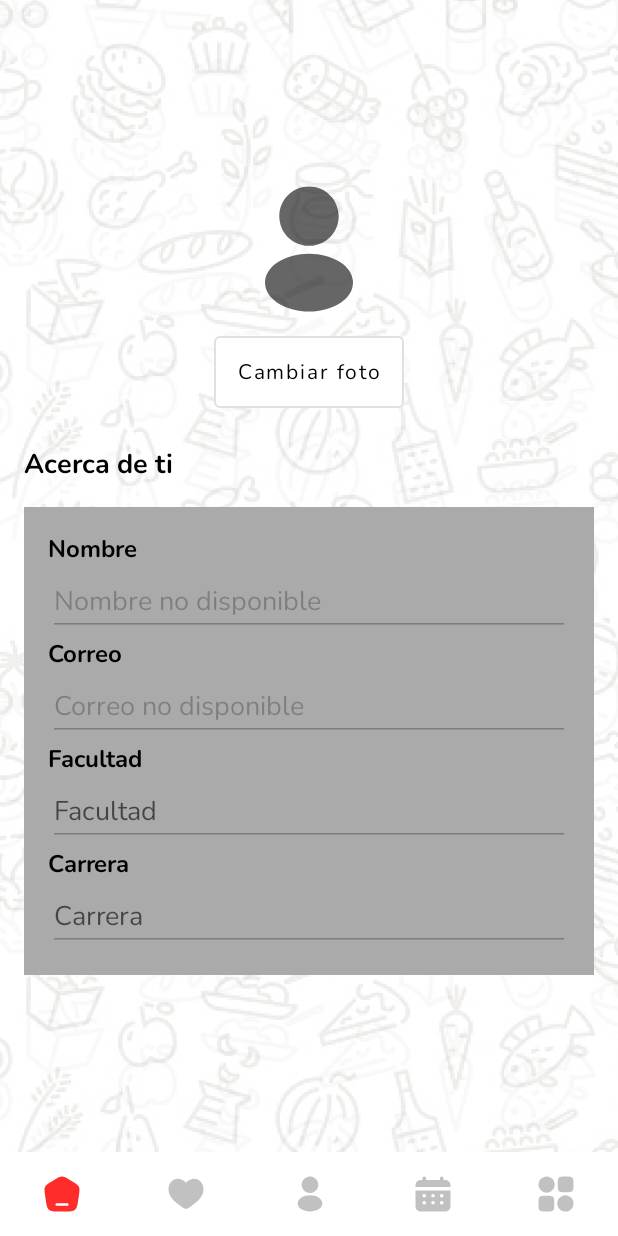
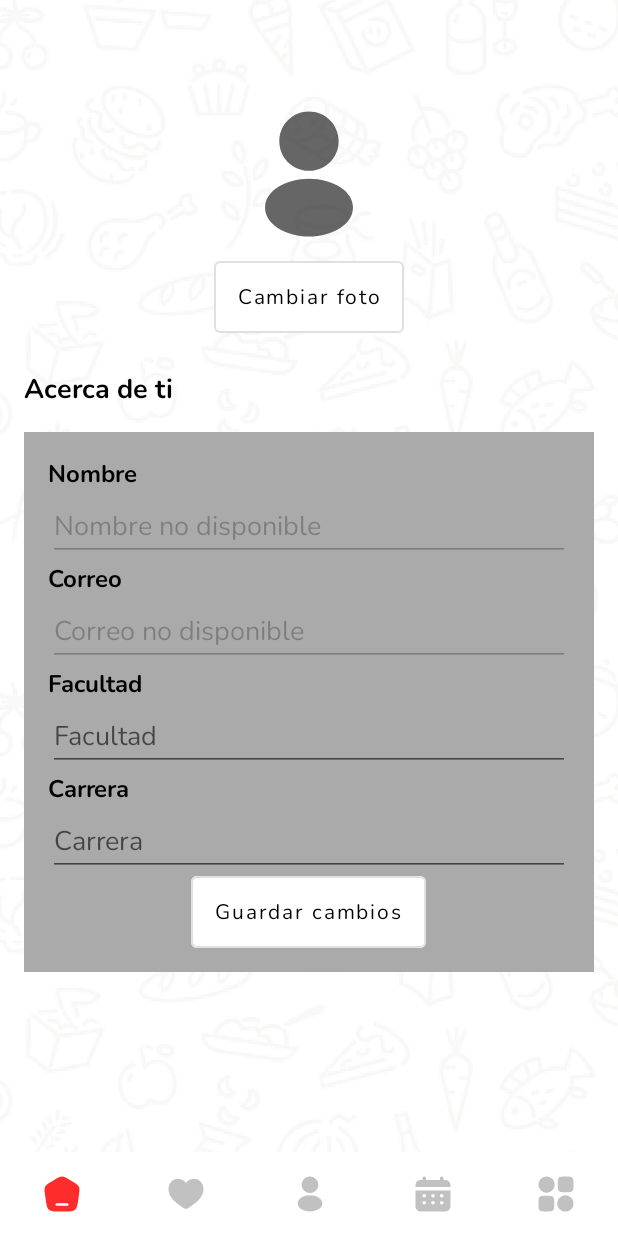
Before and after one commit to ETSA-Labs/_Comedor-Politecnico, an Android app: the ProfileFragment screen opened through its navigation route, after a tap on "Cambiar foto", on a phone screen of 412 x 824 dp. Run offline under Robolectric (Android 15) with nearby library versions, the phone set to English and light mode, and no system bars; our stand-ins replace Firebase (no records; nobody signed in at launch, a user with empty details on screens opened directly), navigation-ui; libraries missing offline, so code that uses them is left out: com.microsoft.identity; pictures from the network do not load; 3 statements that could not run were skipped.

Commit message:
Everything about user profile!!

```diff
--- a/app/build.gradle.kts
+++ b/app/build.gradle.kts
@@ -126,4 +126,8 @@ dependencies {
 
     implementation ("com.google.firebase:firebase-appcheck-playintegrity:16.1.0")
 
+
+    implementation ("com.google.firebase:firebase-storage:20.0.1")
+    implementation ("com.github.bumptech.glide:glide:4.12.0")
+    annotationProcessor ("com.github.bumptech.glide:compiler:4.12.0")
 }
--- a/app/src/main/java/com/espoch/comedor/services/AuthService.kt
+++ b/app/src/main/java/com/espoch/comedor/services/AuthService.kt
@@ -75,12 +75,7 @@ class AuthService {
                                 if (!accessToken.isNullOrEmpty()) {
                                     getFullName(accessToken)
                                 }
-                                // Guardar datos en SharedPreferences
-                                /*val sharedPreferences = context?.getSharedPreferences("USER_PREF", Context.MODE_PRIVATE)
-                                val editor = sharedPreferences?.edit()
-                                editor?.putString("USER_NAME", com.espoch.comedor.models.AppUser.current.fullName)
-                                editor?.putString("USER_EMAIL", com.espoch.comedor.models.AppUser.current.email)
-                                editor?.apply()*/
+
                             }
                             listeners.forEach { it.onCreate() }
                         }
@@ -137,6 +132,13 @@ class AuthService {
                                     listeners.forEach { it.onError("account is null") }
                                 }
                             }
+                            // Después de recuperar los datos del usuario y guardarlos en Firebase
+                            val sharedPreferences = context?.getSharedPreferences("USER_PREF", Context.MODE_PRIVATE)
+                            val editor = sharedPreferences?.edit()
+                            editor?.putString("USER_NAME", com.espoch.comedor.models.AppUser.current.fullName)
+                            editor?.putString("USER_EMAIL", com.espoch.comedor.models.AppUser.current.email)
+                            editor?.putString("USER_ID", com.espoch.comedor.models.AppUser.current.uid)
+                            editor?.apply()
                         }
                     }
 
--- a/app/src/main/java/com/espoch/comedor/views/ProfileFragment.kt
+++ b/app/src/main/java/com/espoch/comedor/views/ProfileFragment.kt
@@ -1,17 +1,31 @@
 package com.espoch.comedor.views
 
+import android.app.Activity
 import android.content.Context
+import android.content.Intent
+import android.net.Uri
 import android.os.Bundle
+import android.provider.MediaStore
+import android.util.Log
 import android.view.LayoutInflater
 import android.view.View
 import android.view.ViewGroup
+import android.view.inputmethod.InputMethodManager
+import android.widget.Toast
 import androidx.fragment.app.Fragment
+import com.bumptech.glide.Glide
 import com.espoch.comedor.databinding.FragmentProfileBinding
+import com.google.firebase.firestore.FirebaseFirestore
+import com.google.firebase.storage.FirebaseStorage
+import java.util.UUID
 
 class ProfileFragment : Fragment() {
 
     private var _binding: FragmentProfileBinding? = null
     private val binding get() = _binding!!
+    private val PICK_IMAGE_REQUEST = 71
+    private var imageUri: Uri? = null
+    private val storageReference = FirebaseStorage.getInstance().reference
 
     override fun onCreateView(
         inflater: LayoutInflater, container: ViewGroup?,
@@ -22,21 +36,142 @@ class ProfileFragment : Fragment() {
 
         loadUserProfile()
 
+        // Configurar el botón de guardar cambios
+        binding.saveButton.setOnClickListener {
+            saveUserProfile()
+        }
+
         // Configurar el botón de cambiar foto
         binding.changePhoto.setOnClickListener {
-            // Aquí puedes implementar la funcionalidad para cambiar la foto
+            chooseImage()
         }
 
         return view
+    }
+
+    private fun chooseImage() {
+        val intent = Intent()
+        intent.type = "image/*"
+        intent.action = Intent.ACTION_GET_CONTENT
+        startActivityForResult(Intent.createChooser(intent, "Selecciona una imagen"), PICK_IMAGE_REQUEST)
+    }
+
+    override fun onActivityResult(requestCode: Int, resultCode: Int, data: Intent?) {
+        super.onActivityResult(requestCode, resultCode, data)
+        if (requestCode == PICK_IMAGE_REQUEST && resultCode == Activity.RESULT_OK && data != null && data.data != null) {
+            imageUri = data.data
+            binding.profileImage.setImageURI(imageUri)
+        }
     }
 
     private fun loadUserProfile() {
         val sharedPreferences = activity?.getSharedPreferences("USER_PREF", Context.MODE_PRIVATE)
         val userName = sharedPreferences?.getString("USER_NAME", "Nombre no disponible")
         val userEmail = sharedPreferences?.getString("USER_EMAIL", "Correo no disponible")
+        val userId = sharedPreferences?.getString("USER_ID", "ID no disponible")
 
-        binding.userName.setText(userName)
-        binding.userEmail.setText(userEmail)
+        if (userId != null) {
+            val db = FirebaseFirestore.getInstance()
+            val userRef = db.collection("users").document(userId)
+
+            userRef.get()
+                .addOnSuccessListener { document ->
+                    if (document != null) {
+                        val fullName = document.getString("fullName")
+                        val email = document.getString("email")
+                        val faculty = document.getString("faculty")
+                        val career = document.getString("career")
+                        val profileImageUrl = document.getString("profileImageUrl")
+
+                        binding.userName.setText(fullName ?: "Nombre no disponible")
+                        binding.userEmail.setText(email ?: "Correo no disponible")
+                        binding.userFaculty.setText(faculty ?: "")
+                        binding.userCareer.setText(career ?: "")
+
+                        if (!profileImageUrl.isNullOrEmpty()) {
+                            // Cargar la imagen usando Glide u otra librería
+                            Glide.with(this).load(profileImageUrl).into(binding.profileImage)
+                        }
+                    } else {
+                        Log.d("Firebase", "No such document")
+                    }
+                }
+                .addOnFailureListener { exception ->
+                    Log.d("Firebase", "get failed with ", exception)
+                }
+        } else {
+            Log.d("SharedPreferences", "User ID not found in SharedPreferences")
+        }
+    }
+
+    private fun saveUserProfile() {
+        val sharedPreferences = activity?.getSharedPreferences("USER_PREF", Context.MODE_PRIVATE)
+        val userId = sharedPreferences?.getString("USER_ID", "ID no disponible")
+
+        if (userId != null) {
+            val db = FirebaseFirestore.getInstance()
+            val userRef = db.collection("users").document(userId)
+
+            val userUpdates = hashMapOf(
+                "faculty" to binding.userFaculty.text.toString(),
+                "career" to binding.userCareer.text.toString()
+            )
+
+            userRef.update(userUpdates as Map<String, Any>)
+                .addOnSuccessListener {
+                    // Ocultar el teclado
+                    hideKeyboard()
+
+                    // Quitar el foco de los EditText
+                    binding.userFaculty.clearFocus()
+                    binding.userCareer.clearFocus()
+
+                    // Mostrar mensaje de éxito
+                    Toast.makeText(context, "Cambios guardados exitosamente", Toast.LENGTH_SHORT).show()
+
+                    // Subir imagen si una nueva ha sido seleccionada
+                    if (imageUri != null) {
+                        uploadImage(userId)
+                    }
+                }
+                .addOnFailureListener { exception ->
+                    Log.d("Firebase", "Error updating profile", exception)
+                }
+        }
+    }
+
+    private fun uploadImage(userId: String) {
+        if (imageUri != null) {
+            val ref = storageReference.child("images/${UUID.randomUUID()}")
+            ref.putFile(imageUri!!)
+                .addOnSuccessListener {
+                    ref.downloadUrl.addOnSuccessListener { uri ->
+                        val imageUrl = uri.toString()
+                        saveImageUrlToFirestore(userId, imageUrl)
+                    }
+                }
+                .addOnFailureListener { e ->
+                    Log.e("Firebase", "Failed to upload image", e)
+                }
+        }
+    }
+
+    private fun saveImageUrlToFirestore(userId: String, imageUrl: String) {
+        val db = FirebaseFirestore.getInstance()
+        val userRef = db.collection("users").document(userId)
+
+        userRef.update("profileImageUrl", imageUrl)
+            .addOnSuccessListener {
+                Log.d("Firebase", "Profile image URL updated successfully")
+            }
+            .addOnFailureListener { e ->
+                Log.e("Firebase", "Failed to update profile image URL", e)
+            }
+    }
+
+    private fun hideKeyboard() {
+        val inputMethodManager = activity?.getSystemService(Context.INPUT_METHOD_SERVICE) as InputMethodManager
+        inputMethodManager.hideSoftInputFromWindow(view?.windowToken, 0)
     }
 
     override fun onDestroyView() {
--- a/app/src/main/res/layout/fragment_profile.xml
+++ b/app/src/main/res/layout/fragment_profile.xml
@@ -1,18 +1,10 @@
 <?xml version="1.0" encoding="utf-8"?>
-<FrameLayout xmlns:android="http://schemas.android.com/apk/res/android"
+<LinearLayout xmlns:android="http://schemas.android.com/apk/res/android"
     xmlns:app="http://schemas.android.com/apk/res-auto"
     xmlns:tools="http://schemas.android.com/tools"
     android:layout_width="match_parent"
     android:layout_height="match_parent"
     tools:context=".views.ProfileFragment">
-
-    <ImageView
-        android:id="@+id/imageView"
-        android:layout_width="match_parent"
-        android:layout_height="match_parent"
-        android:alpha="0.10"
-        android:scaleType="centerCrop"
-        app:srcCompat="@drawable/im_background" />
 
     <LinearLayout
         android:layout_width="match_parent"
@@ -25,7 +17,7 @@
             android:layout_width="100dp"
             android:layout_height="100dp"
             android:layout_gravity="center"
-            android:layout_marginTop="100dp"
+            android:layout_marginTop="50dp"
             app:srcCompat="@drawable/ic_user_24dp" />
 
         <Button
@@ -97,7 +89,7 @@
                 android:layout_width="match_parent"
                 android:layout_height="wrap_content"
                 android:hint="Facultad"
-                android:enabled="false"/>
+                android:inputType="text"/>
 
             <TextView
                 android:layout_width="wrap_content"
@@ -112,9 +104,14 @@
                 android:layout_width="match_parent"
                 android:layout_height="wrap_content"
                 android:hint="Carrera"
-                android:enabled="false"/>
+                android:inputType="text"/>
 
+            <Button
+                android:id="@+id/save_button"
+                android:layout_width="wrap_content"
+                android:layout_height="wrap_content"
+                android:layout_gravity="center"
+                android:text="Guardar cambios" />
         </LinearLayout>
     </LinearLayout>
-
-</FrameLayout>
+</LinearLayout>
--- a/app/src/main/res/values/strings.xml
+++ b/app/src/main/res/values/strings.xml
@@ -1,5 +1,5 @@
 <resources>
-    <string name="app_name">Comedor Politecnico</string>
+    <string name="app_name">DeliESPOCH</string>
     <string name="app_brand">ESPOCH</string>
 
     <!--Nav destines headers...-->
```
Also changed, not shown: app/src/main/java/com/espoch/comedor/models/AppUser.kt (+17 -6 lines), app/src/main/java/com/espoch/comedor/services/FirebaseService.kt (+17 -1 lines), 1 other file.
